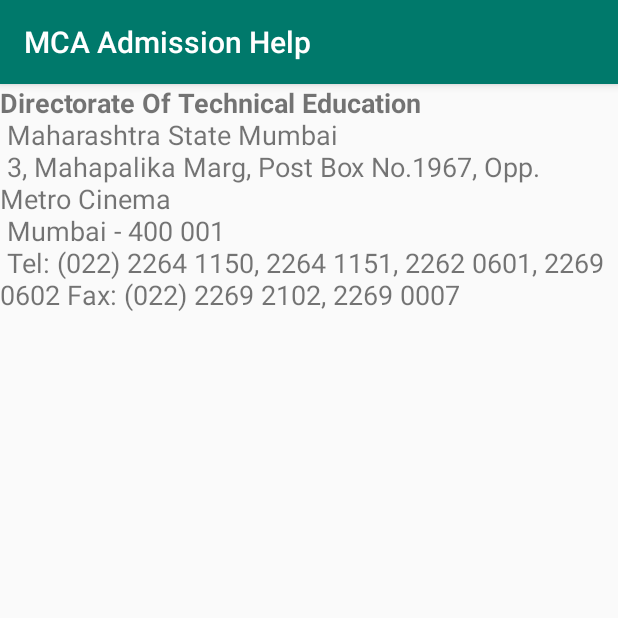
After one commit to zaid-khan/DTE-Admission-Public-Repo, an Android app: the ContactDTE screen opened directly, with no data from a screen before it, on a phone screen of 412 x 824 dp, the top half of it. The commit adds this screen. Run offline under Robolectric (Android 15) with nearby library versions, the phone set to English and light mode, and no system bars.

Commit message:
Worked on multiple things

```diff
--- a/app/src/main/AndroidManifest.xml
+++ b/app/src/main/AndroidManifest.xml
@@ -3,6 +3,8 @@
     package="com.example.mcaadmissionhelp">
 
     <uses-permission android:name="android.permission.INTERNET" />
+    <uses-permission android:name="android.permission.RECORD_AUDIO" />
+
 
     <application
         android:allowBackup="true"
@@ -30,6 +32,7 @@
             android:label="Ask Questions" />
         <activity android:name=".WebViewActivity" />
         <activity android:name=".AdmissionProcess" />
+        <activity android:name=".ContactDTE" />
     </application>
 
 </manifest>
--- /dev/null
+++ b/app/src/main/java/com/example/mcaadmissionhelp/ContactDTE.java
@@ -0,0 +1,13 @@
+package com.example.mcaadmissionhelp;
+
+import android.os.Bundle;
+import android.support.v7.app.AppCompatActivity;
+
+public class ContactDTE extends AppCompatActivity {
+
+    @Override
+    protected void onCreate(Bundle savedInstanceState) {
+        super.onCreate(savedInstanceState);
+        setContentView(R.layout.activity_contact_dte);
+    }
+}
--- a/app/src/main/java/com/example/mcaadmissionhelp/util/Constants.java
+++ b/app/src/main/java/com/example/mcaadmissionhelp/util/Constants.java
@@ -8,5 +8,8 @@ public class Constants {
     public static int NOTIFICATION_FLAG = 3;
     public static int JK_NRI_FLAG = 4;
     public static int DEVELOPERS_FLAG = 5;
+    public static final String ACCESS_TOKEN = "aeaabee66a154abc836ae662bb7dad03";
+    public static int CONTACT_DTE_FLAG = 6;
+
 
 }
--- a/app/src/main/res/drawable/bg_chat_edit_text.xml
+++ b/app/src/main/res/drawable/bg_chat_edit_text.xml
@@ -2,7 +2,10 @@
 <shape xmlns:android="http://schemas.android.com/apk/res/android">
     <corners android:radius="10dp" />
     <stroke
-        android:width="2dp"
+        android:width="25dp"
         android:color="@color/colorAccent" />
+    <solid android:color="@color/white">
+
+    </solid>
 
 </shape>
--- /dev/null
+++ b/app/src/main/res/layout/activity_contact_dte.xml
@@ -0,0 +1,14 @@
+<?xml version="1.0" encoding="utf-8"?>
+<LinearLayout xmlns:android="http://schemas.android.com/apk/res/android"
+    xmlns:tools="http://schemas.android.com/tools"
+    android:layout_width="match_parent"
+    android:layout_height="match_parent"
+    tools:context=".ContactDTE">
+
+    <TextView
+        android:layout_width="match_parent"
+        android:layout_height="wrap_content"
+        android:text="@string/contact_dte_info"
+        android:textSize="18sp" />
+
+</LinearLayout>
--- a/app/src/main/res/values/strings.xml
+++ b/app/src/main/res/values/strings.xml
@@ -33,4 +33,5 @@
 
     <string name="send">Send</string>
     <string name="type_a_message">Type a message</string>
+    <string name="contact_dte_info"><b>Directorate Of Technical Education </b> \n Maharashtra State Mumbai \n 3, Mahapalika Marg, Post Box No.1967,   Opp. Metro Cinema \n Mumbai - 400 001 \n Tel: (022) 2264 1150, 2264 1151, 2262 0601, 2269 0602 Fax: (022) 2269 2102, 2269 0007</string>
 </resources>
--- a/build.gradle
+++ b/build.gradle
@@ -12,7 +12,7 @@ buildscript {
         jcenter()
     }
     dependencies {
-        classpath 'com.android.tools.build:gradle:3.2.0'
+        classpath 'com.android.tools.build:gradle:3.2.1'
 
 
         // NOTE: Do not place your application dependencies here; they belong
```
Also changed, not shown: app/build.gradle (+9 -3 lines), app/src/main/java/com/example/mcaadmissionhelp/AskQuestions.java (+109 -0 lines), app/src/main/java/com/example/mcaadmissionhelp/MainActivity.java (+8 -0 lines), app/src/main/java/com/example/mcaadmissionhelp/WebViewActivity.java (+10 -8 lines), app/src/main/java/com/example/mcaadmissionhelp/database/Message.java (added, +31 -0 lines), app/src/main/res/layout/activity_ask_questions.xml (+11 -7 lines).
